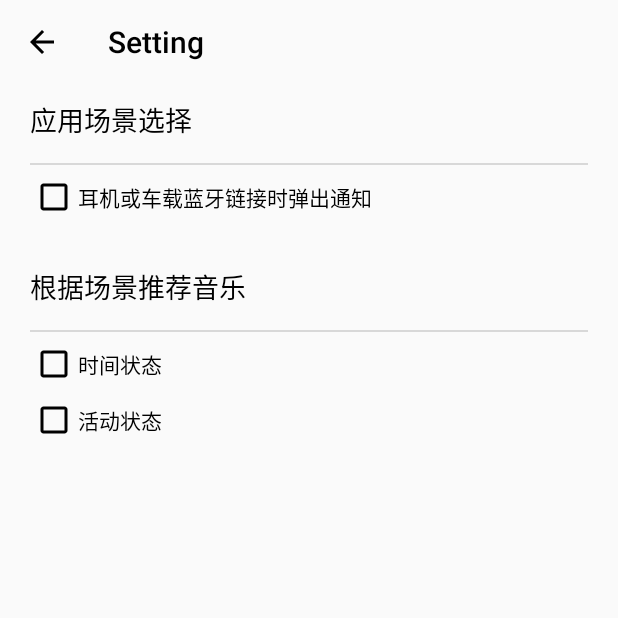
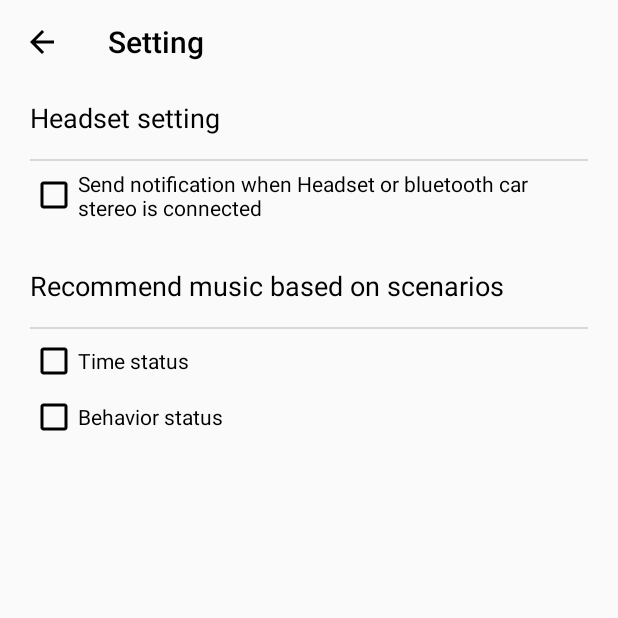
Before and after one commit to Bun-Cheung/Awa-Music, an Android app: the screen it shows after launch (SettingActivity), after a tap on an icon or button, on a phone screen of 412 x 824 dp, the top half of it. Run offline under Robolectric (Android 15) with nearby library versions, the phone set to English and light mode, and no system bars; libraries missing offline, so code that uses them is left out: com.huawei.hms; network calls fail; 2 statements that could not run were skipped.

Commit message:
implement awareness of time status and activity status by HMS Awareness Kit API

```diff
--- a/app/src/main/AndroidManifest.xml
+++ b/app/src/main/AndroidManifest.xml
@@ -23,7 +23,6 @@
                 <action android:name="android.media.browse.MediaBrowserService" />
             </intent-filter>
         </service>
-        <service android:name=".BarrierService" />
 
         <activity
             android:name=".SettingActivity"
--- a/app/src/main/java/com/awareness/music/MainActivity.java
+++ b/app/src/main/java/com/awareness/music/MainActivity.java
@@ -50,8 +50,14 @@ public class MainActivity extends AppCompatActivity implements View.OnClickListe
             showFirstUseDialog();
             setSPData(IS_FIRST_USE_KEY, false);
         }
+        String musicTag = getIntent().getStringExtra(Constant.MUSIC_TAG);
+        Bundle bundle = null;
+        if (musicTag != null) {
+            bundle = new Bundle();
+            bundle.putString(Constant.MUSIC_TAG, musicTag);
+        }
         mMediaBrowser = new MediaBrowserCompat(this,
-                new ComponentName(this, MusicService.class), mConnectionCallback, null);
+                new ComponentName(this, MusicService.class), mConnectionCallback, bundle);
         mMediaBrowser.connect();
         MusicPositionLiveData.getInstance().getCurrentPosition().observe(this, integer -> {
             mSeekbar.setProgress(integer);
@@ -191,14 +197,14 @@ public class MainActivity extends AppCompatActivity implements View.OnClickListe
 
     private void showFirstUseDialog() {
         AlertDialog.Builder builder = new AlertDialog.Builder(this);
-        builder.setTitle("首次设置");
-        builder.setMessage("首次使用，建议设置个性化音乐场景");
-        builder.setPositiveButton("设置", (dialog, which) -> {
+        builder.setTitle("Initial Setting");
+        builder.setMessage("Go to Setting page to setup music recommendation config");
+        builder.setPositiveButton("setting", (dialog, which) -> {
             Intent intent = new Intent(this, SettingActivity.class);
             startActivity(intent);
             dialog.dismiss();
         });
-        builder.setNegativeButton("取消", (dialog, which) -> {
+        builder.setNegativeButton("cancel", (dialog, which) -> {
             dialog.dismiss();
         });
         AlertDialog alertDialog = builder.create();
--- a/app/src/main/res/layout/layout_setting.xml
+++ b/app/src/main/res/layout/layout_setting.xml
@@ -5,11 +5,11 @@
     android:layout_height="wrap_content">
 
     <TextView
-        android:id="@+id/tv_scenario"
+        android:id="@+id/tv_headset_setting"
         android:layout_width="match_parent"
         android:layout_height="wrap_content"
         android:layout_marginTop="10dp"
-        android:text="应用场景选择"
+        android:text="@string/headset_setting"
         android:textColor="@color/colorBlack"
         android:textSize="18sp"
         app:layout_constraintLeft_toLeftOf="parent"
@@ -22,12 +22,12 @@
         android:layout_height="1dp"
         android:layout_marginTop="15dp"
         android:background="@color/divideColor"
-        app:layout_constraintTop_toBottomOf="@id/tv_scenario" />
+        app:layout_constraintTop_toBottomOf="@id/tv_headset_setting" />
 
     <CheckBox
         android:id="@+id/cb_awareness_headset"
         style="@style/CheckBoxStyle"
-        android:text="耳机或车载蓝牙链接时弹出通知"
+        android:text="@string/setting_headset_bluetooth_notification"
         app:layout_constraintLeft_toLeftOf="parent"
         app:layout_constraintTop_toBottomOf="@id/first_divide" />
 
@@ -36,7 +36,7 @@
         android:layout_width="match_parent"
         android:layout_height="wrap_content"
         android:layout_marginTop="30dp"
-        android:text="根据场景推荐音乐"
+        android:text="@string/setting_recommendation"
         android:textColor="@color/colorBlack"
         android:textSize="18sp"
         app:layout_constraintLeft_toLeftOf="parent"
@@ -53,14 +53,14 @@
     <CheckBox
         android:id="@+id/cb_awareness_time"
         style="@style/CheckBoxStyle"
-        android:text="时间状态"
+        android:text="@string/setting_detect_time_status"
         app:layout_constraintLeft_toLeftOf="parent"
         app:layout_constraintTop_toBottomOf="@id/second_divide" />
 
     <CheckBox
         android:id="@+id/cb_awareness_behavior"
         style="@style/CheckBoxStyle"
-        android:text="活动状态"
+        android:text="@string/setting_detect_behavior_status"
         app:layout_constraintLeft_toLeftOf="parent"
         app:layout_constraintTop_toBottomOf="@id/cb_awareness_time" />
 
--- a/app/src/main/res/values/strings.xml
+++ b/app/src/main/res/values/strings.xml
@@ -1,3 +1,10 @@
 <resources>
     <string name="app_name">Awa-Music</string>
+    <string name="music_support">Music is supported by Audionautix.com</string>
+    <string name="time_zero">0:00</string>
+    <string name="headset_setting">Headset setting</string>
+    <string name="setting_headset_bluetooth_notification">Send notification when Headset or bluetooth car stereo is connected </string>
+    <string name="setting_recommendation">Recommend music based on scenarios</string>
+    <string name="setting_detect_time_status">Time status</string>
+    <string name="setting_detect_behavior_status">Behavior status</string>
 </resources>
```
Also changed, not shown: app/src/main/java/com/awareness/music/BarrierReceiver.java (+56 -21 lines), app/src/main/java/com/awareness/music/BarrierService.java (deleted, +0 -64 lines), app/src/main/java/com/awareness/music/Constant.java (+8 -7 lines), app/src/main/java/com/awareness/music/MockData.java (+8 -7 lines), app/src/main/java/com/awareness/music/MusicService.java (+16 -2 lines), app/src/main/java/com/awareness/music/SettingActivity.java (+69 -11 lines), app/src/main/res/layout/activity_main.xml (+3 -5 lines).
